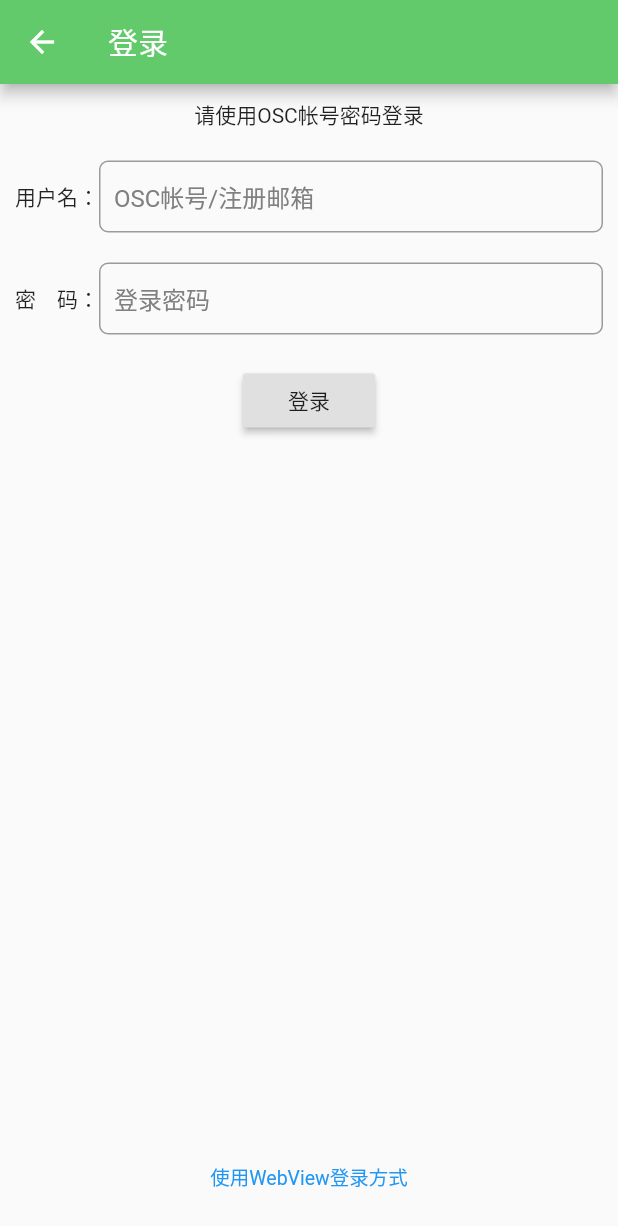
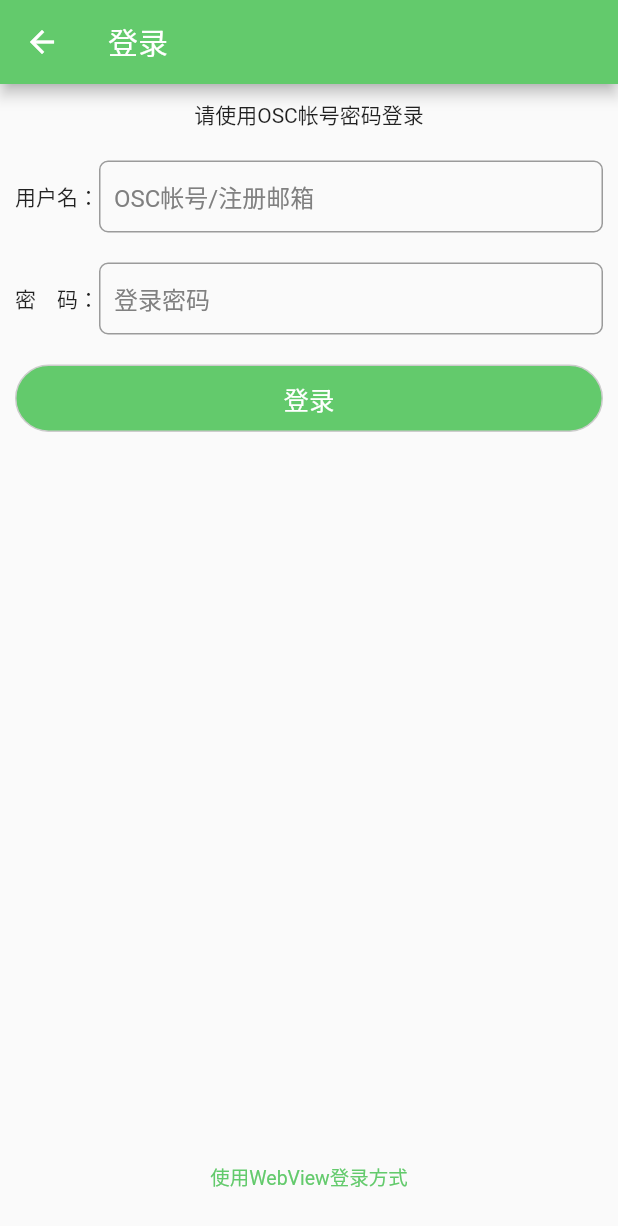
Before and after one commit to yubo725/flutter-osc, a Flutter app: the screen it shows after launch, item 2 of the bottom bar chosen, after a tap on "去登录", on a phone screen of 412 x 824 dp. Shown: the top 1226 px of the screen. Run offline on Flutter 3.47's test engine with Material 2 defaults, Android fonts, the phone set to English and light mode, and no system bars; our stand-ins replace event_bus, image_picker, shared_preferences; missing offline and left inert: barcode_scan, flutter_webview_plugin; network calls fail.

Commit message:
optimize login logic and ui

```diff
--- a/lib/main.dart
+++ b/lib/main.dart
@@ -39,6 +39,7 @@ class MyOSCClientState extends State<MyOSCClient> {
     DataUtils.getColorThemeIndex().then((index) {
       print('color theme index = $index');
       if (index != null) {
+        ThemeUtils.currentColorTheme = ThemeUtils.supportColors[index];
         Constants.eventBus.fire(new ChangeThemeEvent(ThemeUtils.supportColors[index]));
       }
     });
--- a/lib/pages/ChangeThemePage.dart
+++ b/lib/pages/ChangeThemePage.dart
@@ -31,6 +31,7 @@ class ChangeThemePageState extends State<ChangeThemePage> {
           children: new List.generate(colors.length, (index) {
             return new InkWell(
               onTap: () {
+                ThemeUtils.currentColorTheme = colors[index];
                 DataUtils.setColorTheme(index);
                 changeColorTheme(colors[index]);
               },
--- a/lib/pages/NewLoginPage.dart
+++ b/lib/pages/NewLoginPage.dart
@@ -1,10 +1,12 @@
 import 'dart:async';
 import 'dart:convert';
-
+import 'package:flutter/cupertino.dart';
 import 'package:flutter/material.dart';
 import 'package:flutter_osc/constants/Constants.dart';
 import 'package:flutter_osc/pages/LoginPage.dart';
 import 'package:flutter_osc/util/DataUtils.dart';
+import 'package:flutter_osc/util/ThemeUtils.dart';
+import 'package:flutter_osc/widgets/CommonButton.dart';
 import 'package:flutter_webview_plugin/flutter_webview_plugin.dart';
 
 // 新的登录界面，隐藏WebView登录页面
@@ -27,6 +29,8 @@ class NewLoginPageState extends State<NewLoginPage> {
   bool loading = true;
   // 标记当前页面是否是我们自定义的回调页面
   bool isLoadingCallbackPage = false;
+  // 是否正在登录
+  bool isOnLogin = false;
 
   final usernameCtrl = new TextEditingController(text: '');
   final passwordCtrl = new TextEditingController(text: '');
@@ -116,6 +120,9 @@ class NewLoginPageState extends State<NewLoginPage> {
 
   // 自动登录
   void autoLogin(String account, String pwd) {
+    setState(() {
+      isOnLogin = true;
+    });
     // 填账号
     String jsInputAccount = "document.getElementById('f_email').value='$account'";
     // 填密码
@@ -153,9 +160,8 @@ class NewLoginPageState extends State<NewLoginPage> {
   @override
   Widget build(BuildContext context) {
     var loginBtn = new Builder(builder: (ctx) {
-      return new RaisedButton(
-        child: new Text("登录"),
-        onPressed: () {
+      return new CommonButton(text: "登录", onTap: () {
+        if (isOnLogin) return;
         // 拿到用户输入的账号密码
         String username = usernameCtrl.text.trim();
         String password = passwordCtrl.text.trim();
@@ -167,9 +173,25 @@ class NewLoginPageState extends State<NewLoginPage> {
         }
         // 发送给webview，让webview登录后再取回token
         autoLogin(username, password);
-        },
+      });
+    });
+    var loadingView;
+    if (isOnLogin) {
+      loadingView = new Center(
+        child: new Padding(
+          padding: const EdgeInsets.fromLTRB(0, 30, 0, 0),
+          child: new Column(
+            crossAxisAlignment: CrossAxisAlignment.center,
+            children: <Widget>[
+              CupertinoActivityIndicator(),
+              Text("登录中，请稍等...")
+            ],
+          ),
+        )
       );
-    });
+    } else {
+      loadingView = new Center();
+    }
     return new Scaffold(
       appBar: new AppBar(
         title: new Text("登录", style: new TextStyle(color: Colors.white)),
@@ -236,13 +258,18 @@ class NewLoginPageState extends State<NewLoginPage> {
             new Container(height: 20.0),
             loginBtn,
             new Expanded(
-              child: new Container(
+              child: new Column(
+                children: <Widget>[
+                  new Expanded(
+                    child: loadingView
+                  ),
+                  new Container(
                     margin: const EdgeInsets.fromLTRB(0.0, 0.0, 0.0, 10.0),
                     alignment: Alignment.bottomCenter,
                     child: new InkWell(
                       child: new Padding(
                           padding: const EdgeInsets.all(10.0),
-                    child: new Text("使用WebView登录方式", style: new TextStyle(fontSize: 13.0, color: Colors.blue))
+                          child: new Text("使用WebView登录方式", style: new TextStyle(fontSize: 13.0, color: ThemeUtils.currentColorTheme))
                       ),
                       onTap: () {
                         Navigator.pop(context);
@@ -253,6 +280,8 @@ class NewLoginPageState extends State<NewLoginPage> {
                       },
                     ),
                   ),
+                ],
+              )
             )
           ],
         ),
--- /dev/null
+++ b/lib/widgets/CommonButton.dart
@@ -0,0 +1,39 @@
+import 'package:flutter/material.dart';
+import 'package:flutter_osc/util/ThemeUtils.dart';
+
+class CommonButton extends StatefulWidget {
+  String text;
+  GestureTapCallback onTap;
+
+  CommonButton({@required this.text, @required this.onTap});
+
+  @override
+  State<StatefulWidget> createState() => CommonButtonState();
+}
+
+class CommonButtonState extends State<CommonButton> {
+
+  Color color = ThemeUtils.currentColorTheme;
+  TextStyle textStyle = new TextStyle(color: Colors.white, fontSize: 17);
+
+  @override
+  Widget build(BuildContext context) {
+    return new InkWell(
+      onTap: () {
+        this.widget.onTap();
+      },
+      child: new Container(
+        height: 45,
+        decoration: new BoxDecoration(
+          color: color,
+          border: new Border.all(color: const Color(0xffcccccc)),
+          borderRadius: new BorderRadius.all(new Radius.circular(30))
+        ),
+        child: new Center(
+          child: new Text(this.widget.text, style: textStyle,),
+        ),
+      ),
+    );
+  }
+
+}
```
Lines whose indentation alone changed are shown as unchanged.
